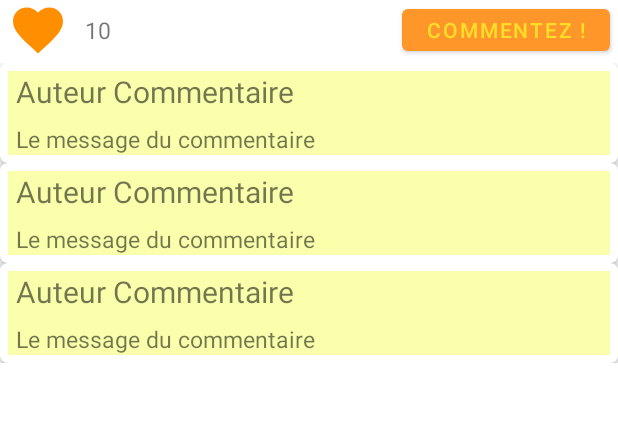
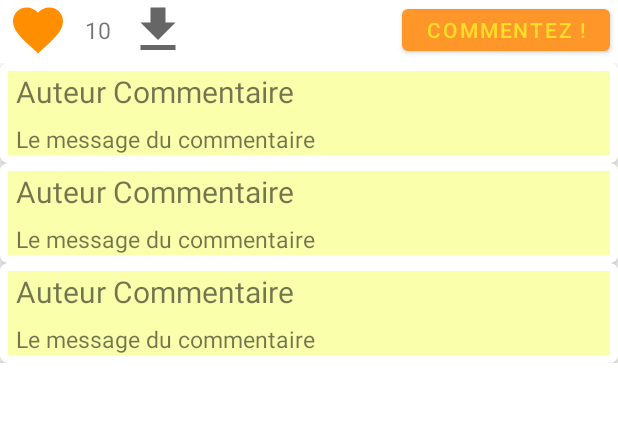
Before and after one commit to Zall9/Hive, an Android app: the layout activity_post.xml on its own in the app's theme, with its tools: preview values and no code run, on a phone screen of 412 x 824 dp, the part 503-925 px from its top. Run offline under Robolectric (Android 15) with nearby library versions, the phone set to English and light mode, and no system bars; network calls fail.

Commit message:
image FullScreen + download image

```diff
--- /dev/null
+++ b/app/src/main/res/drawable/ic_download.xml
@@ -0,0 +1,10 @@
+<vector xmlns:android="http://schemas.android.com/apk/res/android"
+    android:width="24dp"
+    android:height="24dp"
+    android:viewportWidth="24"
+    android:viewportHeight="24"
+    android:tint="?attr/colorControlNormal">
+  <path
+      android:fillColor="@android:color/white"
+      android:pathData="M5,20h14v-2H5V20zM19,9h-4V3H9v6H5l7,7L19,9z"/>
+</vector>
--- a/app/src/main/res/layout/activity_post.xml
+++ b/app/src/main/res/layout/activity_post.xml
@@ -86,6 +86,14 @@
         android:layout_below="@id/VolleyImageViewPost"
         android:layout_toEndOf="@id/image_like_post"/>
 
+    <ImageView
+        android:id="@+id/download_button_post"
+        android:layout_width="40dp"
+        android:layout_height="40dp"
+        android:src="@drawable/ic_download"
+        android:layout_below="@id/VolleyImageViewPost"
+        android:layout_toEndOf="@id/text_nb_like_post"/>
+
     <Button
         android:id="@+id/button_commenter_post"
         android:layout_width="wrap_content"
```
Also changed, not shown: app/src/main/AndroidManifest.xml (+22 -7 lines), app/src/main/java/com/example/hive/FullScreenImageActivity.java (added, +40 -0 lines), app/src/main/java/com/example/hive/PostPackage/PostActivity.java (+54 -0 lines), app/src/main/java/com/example/hive/RecyclerViewListeUt.java (+7 -0 lines), app/src/main/res/layout/activity_full_screen_image.xml (added, +17 -0 lines).
